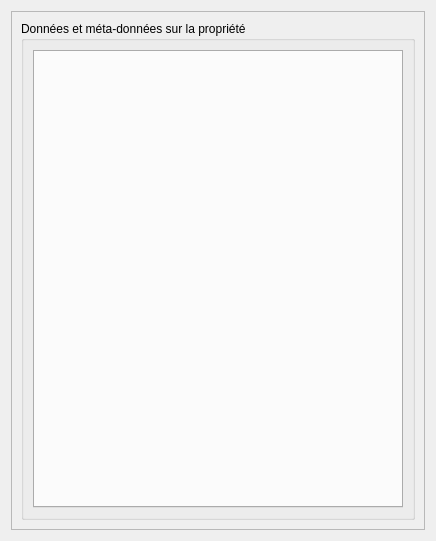
Old version of the form qsequoia2/scripts/forest_data/forest_data.ui in the repository SequoiApp/Qsequoia2.
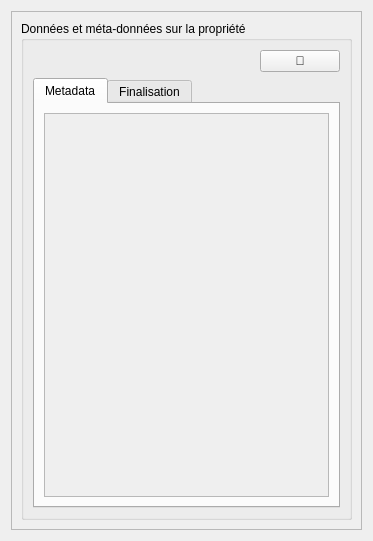
New version of the form.

Commit message: build metadata_display

Diff of the .ui file:
```diff
--- a/qsequoia2/scripts/forest_data/forest_data.ui
+++ b/qsequoia2/scripts/forest_data/forest_data.ui
@@ -6,7 +6,7 @@
    <rect>
     <x>0</x>
     <y>0</y>
-    <width>436</width>
+    <width>373</width>
     <height>541</height>
    </rect>
   </property>
@@ -24,7 +24,7 @@
        <rect>
         <x>0</x>
         <y>0</y>
-        <width>412</width>
+        <width>349</width>
         <height>517</height>
        </rect>
       </property>
@@ -35,11 +35,86 @@
           <string>Données et méta-données sur la propriété</string>
          </property>
          <layout class="QVBoxLayout" name="statsLayout">
+          <item>
+           <layout class="QHBoxLayout" name="horizontalLayout_2">
+            <item>
+             <spacer name="horizontalSpacer">
+              <property name="orientation">
+               <enum>Qt::Horizontal</enum>
+              </property>
+              <property name="sizeHint" stdset="0">
+               <size>
+                <width>0</width>
+                <height>0</height>
+               </size>
+              </property>
+             </spacer>
+            </item>
+            <item>
+             <widget class="QPushButton" name="actu">
+              <property name="toolTip">
+               <string>Actualisation des données</string>
+              </property>
+              <property name="text">
+               <string>🔄</string>
+              </property>
+             </widget>
+            </item>
+           </layout>
+          </item>
           <item>
            <widget class="QTabWidget" name="tabWidget">
             <property name="currentIndex">
              <number>-1</number>
             </property>
+            <widget class="QWidget" name="met">
+             <attribute name="title">
+              <string>Metadata</string>
+             </attribute>
+             <layout class="QVBoxLayout" name="metadataLayout">
+              <item>
+               <widget class="QScrollArea" name="scrollArea_2">
+                <property name="widgetResizable">
+                 <bool>true</bool>
+                </property>
+                <widget class="QWidget" name="scrollAreaWidgetContents_2">
+                 <property name="geometry">
+                  <rect>
+                   <x>0</x>
+                   <y>0</y>
+                   <width>273</width>
+                   <height>365</height>
+                  </rect>
+                 </property>
+                 <layout class="QVBoxLayout" name="metaLayout">
+                  <item>
+                   <widget class="QLabel" name="labelMeta">
+                    <property name="text">
+                     <string/>
+                    </property>
+                    <property name="scaledContents">
+                     <bool>true</bool>
+                    </property>
+                    <property name="wordWrap">
+                     <bool>true</bool>
+                    </property>
+                    <property name="textInteractionFlags">
+                     <set>Qt::LinksAccessibleByMouse|Qt::TextSelectableByKeyboard|Qt::TextSelectableByMouse</set>
+                    </property>
+                   </widget>
+                  </item>
+                 </layout>
+                </widget>
+               </widget>
+              </item>
+             </layout>
+            </widget>
+            <widget class="QWidget" name="excel">
+             <attribute name="title">
+              <string>Finalisation</string>
+             </attribute>
+             <layout class="QVBoxLayout" name="excelLayout"/>
+            </widget>
            </widget>
           </item>
          </layout>
```
Left out of the diff: 2 changed lines with no effect on the pictures. The commit also changes 3 other files.
